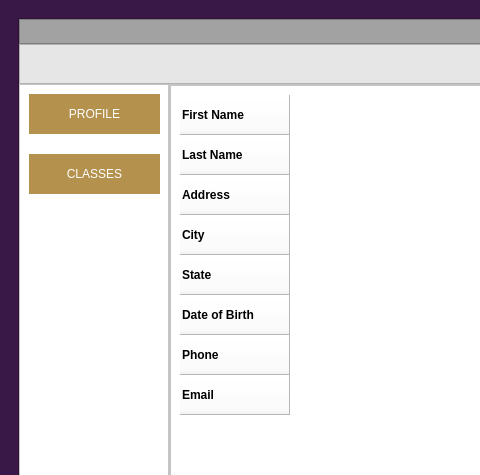
The window that final_design.ui (kparker99/University) describes before a commit, drawn with Qt 5; both pictures show x 0 to 480 and y 0 to 475 of the 1176 by 798 pixel window.
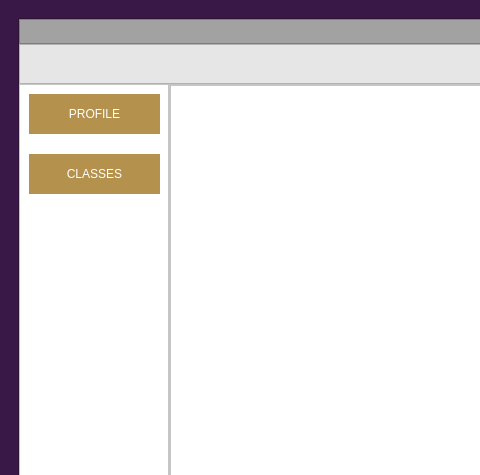
The same window after the commit. The open tabs and pages were chosen to show the change. Icons and pictures are not drawn.

```diff
--- a/final_design.ui
+++ b/final_design.ui
@@ -3056,7 +3056,7 @@
                           <bool>true</bool>
                          </attribute>
                          <attribute name="verticalHeaderVisible">
-                          <bool>true</bool>
+                          <bool>false</bool>
                          </attribute>
                          <attribute name="verticalHeaderMinimumSectionSize">
                           <number>40</number>
```
Left out of the diff: 112 changed lines with no effect on the pictures.
